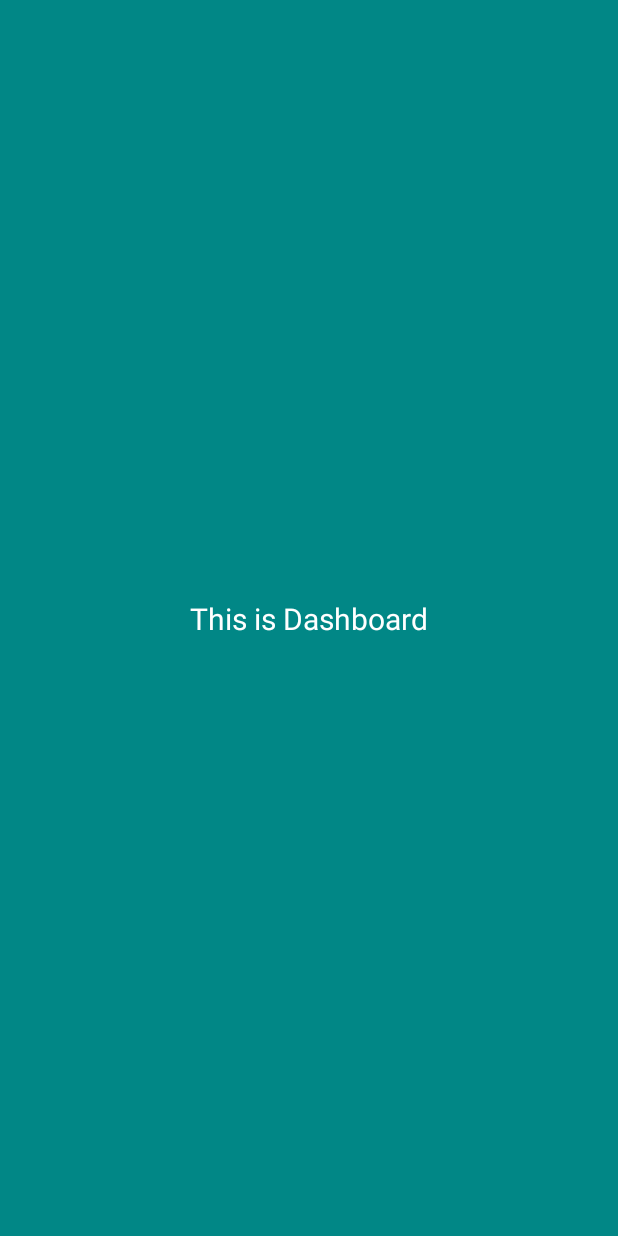
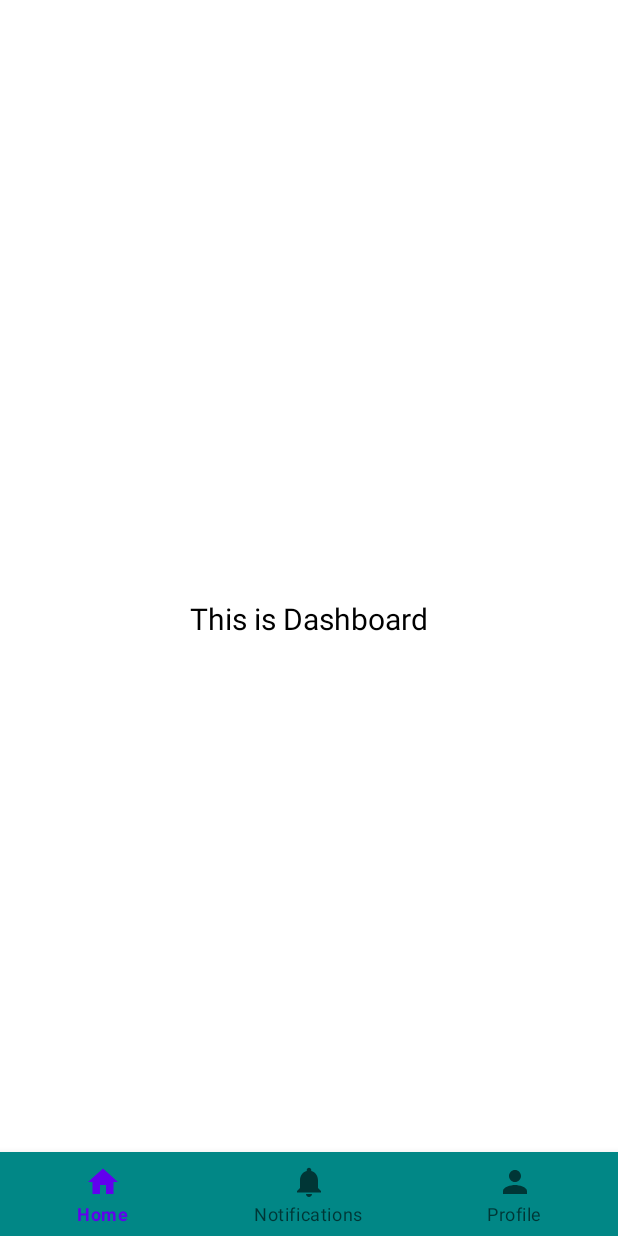
Before and after one commit to RishavChudal/ISMT-Test-Project, an Android app: the DashboardActivity screen opened directly, with no data from a screen before it, on a phone screen of 412 x 824 dp. Before the commit the screen is almost empty. Run offline under Robolectric (Android 15) with nearby library versions, the phone set to English and light mode, and no system bars.

Commit message:
Working in navigation component in dashboard

```diff
--- /dev/null
+++ b/app/src/main/res/drawable/ic_baseline_home_24.xml
@@ -0,0 +1,10 @@
+<vector xmlns:android="http://schemas.android.com/apk/res/android"
+    android:width="24dp"
+    android:height="24dp"
+    android:viewportWidth="24"
+    android:viewportHeight="24"
+    android:tint="?attr/colorControlNormal">
+  <path
+      android:fillColor="@android:color/white"
+      android:pathData="M10,20v-6h4v6h5v-8h3L12,3 2,12h3v8z"/>
+</vector>
--- /dev/null
+++ b/app/src/main/res/drawable/ic_notifications_24x.xml
@@ -0,0 +1,10 @@
+<vector xmlns:android="http://schemas.android.com/apk/res/android"
+    android:width="24dp"
+    android:height="24dp"
+    android:viewportWidth="24"
+    android:viewportHeight="24"
+    android:tint="?attr/colorControlNormal">
+  <path
+      android:fillColor="@android:color/white"
+      android:pathData="M12,22c1.1,0 2,-0.9 2,-2h-4c0,1.1 0.89,2 2,2zM18,16v-5c0,-3.07 -1.64,-5.64 -4.5,-6.32L13.5,4c0,-0.83 -0.67,-1.5 -1.5,-1.5s-1.5,0.67 -1.5,1.5v0.68C7.63,5.36 6,7.92 6,11v5l-2,2v1h16v-1l-2,-2z"/>
+</vector>
--- /dev/null
+++ b/app/src/main/res/drawable/ic_profile_24x.xml
@@ -0,0 +1,10 @@
+<vector xmlns:android="http://schemas.android.com/apk/res/android"
+    android:width="24dp"
+    android:height="24dp"
+    android:viewportWidth="24"
+    android:viewportHeight="24"
+    android:tint="?attr/colorControlNormal">
+  <path
+      android:fillColor="@android:color/white"
+      android:pathData="M12,12c2.21,0 4,-1.79 4,-4s-1.79,-4 -4,-4 -4,1.79 -4,4 1.79,4 4,4zM12,14c-2.67,0 -8,1.34 -8,4v2h16v-2c0,-2.66 -5.33,-4 -8,-4z"/>
+</vector>
--- a/app/src/main/res/layout/activity_dashboard.xml
+++ b/app/src/main/res/layout/activity_dashboard.xml
@@ -4,7 +4,7 @@
     xmlns:tools="http://schemas.android.com/tools"
     android:layout_width="match_parent"
     android:layout_height="match_parent"
-    android:background="@color/teal_700"
+    android:background="@color/white"
     tools:context=".presentation.dashboard.DashboardActivity">
 
     <TextView
@@ -15,8 +15,16 @@
         app:layout_constraintStart_toStartOf="parent"
         app:layout_constraintEnd_toEndOf="parent"
         android:text="This is Dashboard"
-        android:textColor="@color/white"
+        android:textColor="@color/black"
         android:textSize="20sp"
         />
 
+    <com.google.android.material.bottomnavigation.BottomNavigationView
+        android:layout_width="match_parent"
+        android:layout_height="@dimen/bottom_nav_height"
+        android:background="@color/teal_700"
+        app:layout_constraintBottom_toBottomOf="parent"
+        app:menu="@menu/bottom_navigation_menu"
+        />
+
 </androidx.constraintlayout.widget.ConstraintLayout>
--- a/app/src/main/res/layout/activity_login.xml
+++ b/app/src/main/res/layout/activity_login.xml
@@ -7,7 +7,7 @@
     android:layout_height="match_parent"
     android:layout_gravity="center"
     android:background="@color/white"
-    tools:context=".login.LoginActivity">
+    tools:context=".presentation.login.LoginMvvmActivity">
 
     <TextView
         android:id="@+id/tv_title"
--- /dev/null
+++ b/app/src/main/res/menu/bottom_navigation_menu.xml
@@ -0,0 +1,22 @@
+<?xml version="1.0" encoding="utf-8"?>
+<menu xmlns:android="http://schemas.android.com/apk/res/android"
+    xmlns:app="http://schemas.android.com/apk/res-auto">
+    <item
+        android:id="@+id/home_fragment"
+        android:icon="@drawable/ic_baseline_home_24"
+        android:title="@string/title_home"
+        />
+
+    <item
+        android:id="@+id/notification_fragment"
+        android:icon="@drawable/ic_notifications_24x"
+        android:title="@string/title_notifications"
+        />
+
+    <item
+        android:id="@+id/profile_fragment"
+        android:icon="@drawable/ic_profile_24x"
+        android:title="@string/title_profile"
+        />
+
+</menu>
--- a/app/src/main/res/values/dimens.xml
+++ b/app/src/main/res/values/dimens.xml
@@ -3,4 +3,5 @@
     <dimen name="widget_size_normal">56dp</dimen>
     <dimen name="widget_margin_normal">16dp</dimen>
     <dimen name="text_size_normal">16sp</dimen>
+    <dimen name="bottom_nav_height">56dp</dimen>
 </resources>
--- a/app/src/main/res/values/strings.xml
+++ b/app/src/main/res/values/strings.xml
@@ -5,4 +5,10 @@
     <string name="password">Password</string>
     <string name="login">Login</string>
     <string name="login_title">Login Page</string>
+    <string name="hello_home_fragment">Hello Home fragment</string>
+    <!-- TODO: Remove or change this placeholder text -->
+    <string name="hello_blank_fragment">Hello blank fragment</string>
+    <string name="title_home">Home</string>
+    <string name="title_notifications">Notifications</string>
+    <string name="title_profile">Profile</string>
 </resources>
```
Also changed, not shown: app/build.gradle (+19 -2 lines), app/src/main/java/np/com/rishavchudal/test/presentation/dashboard/HomeFragment.java (added, +66 -0 lines), app/src/main/java/np/com/rishavchudal/test/presentation/dashboard/NotificationFragment.java (added, +66 -0 lines), app/src/main/java/np/com/rishavchudal/test/presentation/dashboard/ProfileFragment.java (added, +66 -0 lines), app/src/main/res/layout/fragment_home.xml (added, +19 -0 lines), app/src/main/res/layout/fragment_notification.xml (added, +17 -0 lines), app/src/main/res/layout/fragment_profile.xml (added, +16 -0 lines).
